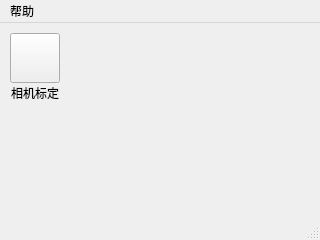
Before: the Qt Designer form mainwindow.ui in imuncle/TStoneCalibration, drawn with Qt 5.
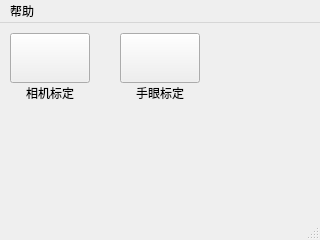
After: the same form once the commit is applied. Icons and pictures are not drawn.

Commit message: 新增手眼标定功能

```diff
--- a/mainwindow.ui
+++ b/mainwindow.ui
@@ -22,7 +22,7 @@
      <rect>
       <x>10</x>
       <y>10</y>
-      <width>50</width>
+      <width>80</width>
       <height>50</height>
      </rect>
     </property>
@@ -48,7 +48,7 @@
      <rect>
       <x>10</x>
       <y>60</y>
-      <width>50</width>
+      <width>80</width>
       <height>20</height>
      </rect>
     </property>
@@ -64,6 +64,53 @@
      <set>Qt::AlignCenter</set>
     </property>
    </widget>
+   <widget class="QPushButton" name="HandEyeCalib">
+    <property name="geometry">
+     <rect>
+      <x>120</x>
+      <y>10</y>
+      <width>80</width>
+      <height>50</height>
+     </rect>
+    </property>
+    <property name="cursor">
+     <cursorShape>PointingHandCursor</cursorShape>
+    </property>
+    <property name="text">
+     <string/>
+    </property>
+    <property name="icon">
+     <iconset resource="hand_eye_calibration/res/image.qrc">
+      <normaloff>:/icon/camera.png</normaloff>:/icon/camera.png</iconset>
+    </property>
+    <property name="iconSize">
+     <size>
+      <width>48</width>
+      <height>48</height>
+     </size>
+    </property>
+   </widget>
+   <widget class="QLabel" name="CameraLabel">
+    <property name="geometry">
+     <rect>
+      <x>120</x>
+      <y>60</y>
+      <width>80</width>
+      <height>20</height>
+     </rect>
+    </property>
+    <property name="font">
+     <font>
+      <family>微软雅黑</family>
+     </font>
+    </property>
+    <property name="text">
+     <string>手眼标定</string>
+    </property>
+    <property name="alignment">
+     <set>Qt::AlignCenter</set>
+    </property>
+   </widget>
   </widget>
   <widget class="QMenuBar" name="menubar">
    <property name="geometry">
```
Left out of the diff: 8 changed lines with no effect on the pictures. The commit also changes 19 other files.
